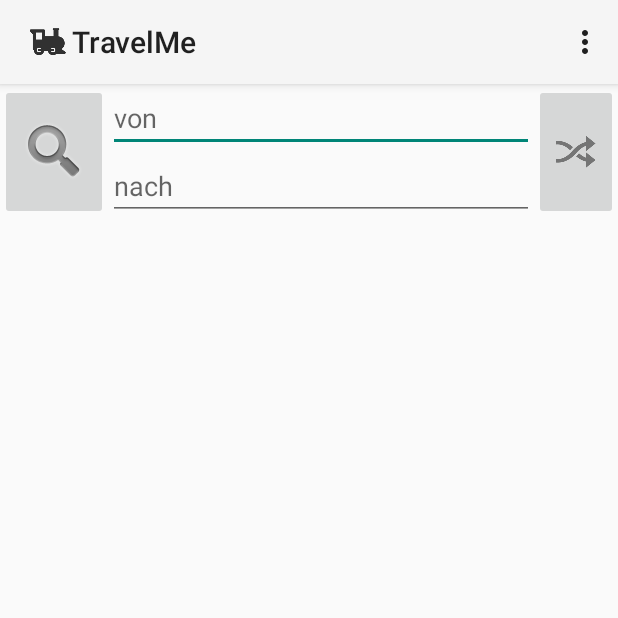
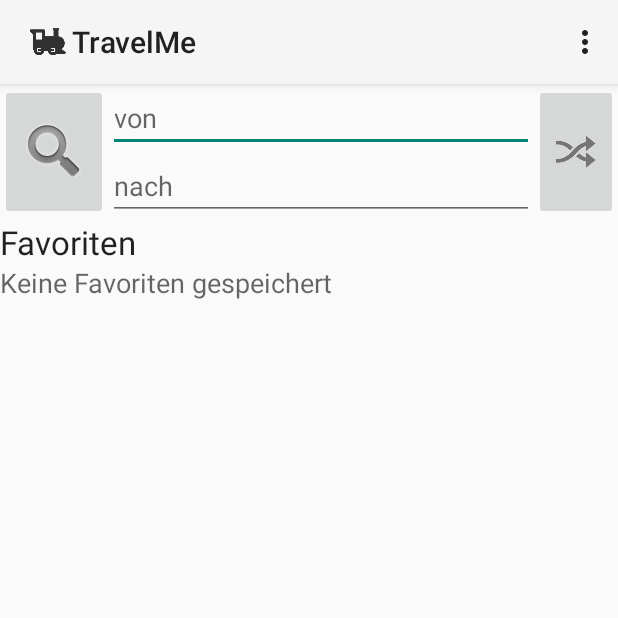
Before and after one commit to danielkaufmann/TravelMe, an Android app: the screen it shows after launch (MainActivity), on a phone screen of 412 x 824 dp, the top half of it. Run offline under Robolectric (Android 15) with nearby library versions, the phone set to English and light mode, and no system bars; 1 statement that could not run was skipped.

Commit message:
Favoriten hinzugefügt

```diff
--- /dev/null
+++ b/app/src/main/java/com/example/daniel/travelme/helper/FavoriteItems.java
@@ -0,0 +1,74 @@
+package com.example.daniel.travelme.helper;
+
+import android.content.SharedPreferences;
+
+import java.util.ArrayList;
+import java.util.TreeSet;
+
+public class FavoriteItems {
+    private static final String sharedItemsFilename = "favoriteFile";
+    private static final String sharedItemsKey = "favorite";
+    private static final String separator = ";";
+    public static SharedPreferences sharedPreferences;
+
+    private static ArrayList<SearchItem> items = new ArrayList<>();
+    private static TreeSet<String> itemSharedPref = new TreeSet<>(); // TreeSet<> wird automatisch sortiert: siehe
+
+    public FavoriteItems() {
+        itemSharedPref = new TreeSet<>(sharedPreferences.getStringSet(sharedItemsKey, new TreeSet<String>()));
+        items = generateSearchItems();
+
+    }
+
+    public static String getKey() {
+        return sharedItemsKey;
+    }
+
+    public static String getFilename() {
+        return sharedItemsFilename;
+    }
+
+    public ArrayList<SearchItem> getFavorites() {
+        return items;
+    }
+
+    public boolean isFavorite(String from, String to) {
+        String data = from + separator + to;
+        return itemSharedPref.contains(data);
+    }
+
+
+    public void add(String from, String to) {
+        String data = from + separator + to;
+        if (!itemSharedPref.contains(data)) {
+            itemSharedPref.add(data);
+            items = generateSearchItems();
+            saveSharedPref();
+        }
+    }
+
+    public void delete(String from, String to) {
+        String data = from + separator + to;
+        if (itemSharedPref.contains(data)) {
+            itemSharedPref.remove(data);
+            items = generateSearchItems();
+            saveSharedPref();
+        }
+    }
+
+    private ArrayList<SearchItem> generateSearchItems() {
+        ArrayList<SearchItem> tmp = new ArrayList<>();
+        for (String item : itemSharedPref) {
+            String[] data = item.split(separator);
+            if (data.length == 2) {
+                tmp.add(new SearchItem(data[0], data[1]));
+            }
+        }
+        return tmp;
+    }
+
+    private void saveSharedPref() {
+        sharedPreferences.edit().putStringSet(sharedItemsKey, itemSharedPref).apply();
+    }
+
+}
--- a/app/src/main/res/layout/activity_main.xml
+++ b/app/src/main/res/layout/activity_main.xml
@@ -10,36 +10,63 @@
         android:layout_width="match_parent"
         android:layout_height="?attr/actionBarSize"
         android:background="?attr/colorPrimary"
-        android:theme="@style/ThemeOverlay.AppCompat.ActionBar"
-        android:elevation="4dp"/>
+        android:elevation="4dp"
+        android:theme="@style/ThemeOverlay.AppCompat.ActionBar" />
 
     <RelativeLayout xmlns:android="http://schemas.android.com/apk/res/android"
         xmlns:tools="http://schemas.android.com/tools"
+        android:id="@+id/travelNavigation"
         android:layout_width="match_parent"
         android:layout_height="wrap_content"
-        android:id="@+id/travelNavigation"
-        tools:context=".ConnectionActivity"
-        android:layout_below="@+id/toolbar">
+        android:layout_below="@+id/toolbar"
+        tools:context=".ConnectionActivity">
 
         <ImageButton
+            android:id="@+id/btnSearch"
             android:layout_width="wrap_content"
             android:layout_height="wrap_content"
-            android:id="@+id/btnSearch"
-            android:src="@android:drawable/ic_search_category_default"
-            android:contentDescription="@string/main_hint_search"
+            android:layout_alignBottom="@+id/travelSettings"
             android:layout_alignParentLeft="true"
             android:layout_alignParentStart="true"
             android:layout_alignParentTop="true"
-            android:layout_alignBottom="@+id/travelSettings" />
+            android:contentDescription="@string/main_hint_search"
+            android:src="@android:drawable/ic_search_category_default" />
 
-        <include layout="@layout/layout_von_nach"
+        <include
+            android:id="@+id/travelSettings"
+            layout="@layout/layout_von_nach"
             android:layout_width="wrap_content"
             android:layout_height="wrap_content"
-            android:id="@+id/travelSettings"
-            android:layout_toRightOf="@+id/btnSearch"
+            android:layout_alignParentEnd="true"
+            android:layout_alignParentRight="true"
+            android:layout_alignParentTop="true"
             android:layout_toEndOf="@id/btnSearch"
-            android:layout_alignParentTop="true"
-            android:layout_alignParentRight="true"
-            android:layout_alignParentEnd="true" />
+            android:layout_toRightOf="@+id/btnSearch" />
     </RelativeLayout>
+
+    <TextView
+        android:id="@+id/lblFavorites"
+        android:layout_width="wrap_content"
+        android:layout_height="wrap_content"
+        android:layout_below="@+id/travelNavigation"
+        android:text="@string/main_favorites"
+        android:textAppearance="?android:attr/textAppearanceLarge"
+        android:visibility="visible" />
+
+    <TextView
+        android:id="@+id/lblNoFavorites"
+        android:layout_width="wrap_content"
+        android:layout_height="wrap_content"
+        android:layout_below="@+id/lblFavorites"
+        android:text="@string/main_noFavorites"
+        android:textAppearance="?android:attr/textAppearanceMedium"
+        android:visibility="visible" />
+
+    <ListView
+        android:id="@+id/listFavorites"
+        android:layout_width="match_parent"
+        android:layout_height="wrap_content"
+        android:layout_alignParentLeft="true"
+        android:layout_alignParentStart="true"
+        android:layout_below="@+id/lblFavorites" />
 </RelativeLayout>
--- a/app/src/main/res/values/strings.xml
+++ b/app/src/main/res/values/strings.xml
@@ -11,4 +11,7 @@
     <string name="connection_hint_addFavorite">zu Favoriten hinzufügen?</string>
     <string name="connection_result_noConnections">Keine Verbindungen gefunden</string>
     <string name="main_hint_search">Suche Verbindungen</string>
+    <string name="main_hint_delFavorite">Lösche diesen Favoriten</string>
+    <string name="main_favorites">Favoriten</string>
+    <string name="main_noFavorites">Keine Favoriten gespeichert</string>
 </resources>
```
Also changed, not shown: app/src/main/java/com/example/daniel/travelme/ConnectionActivity.java (+28 -2 lines), app/src/main/java/com/example/daniel/travelme/MainActivity.java (+59 -5 lines), app/src/main/java/com/example/daniel/travelme/helper/FavoriteItemAdapter.java (added, +54 -0 lines), app/src/main/res/layout/layout_favorite_listitem.xml (added, +49 -0 lines).
